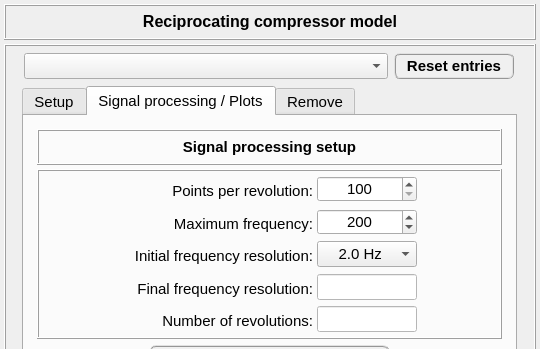
Above: data/user_input/ui_files/Model/Setup/Acoustic/compressor_model_input.ui from open-pulse/OpenPulse before the change; both pictures show x 0 to 540 and y 0 to 349 of the 540 by 720 pixel window. Below: the same form after it.
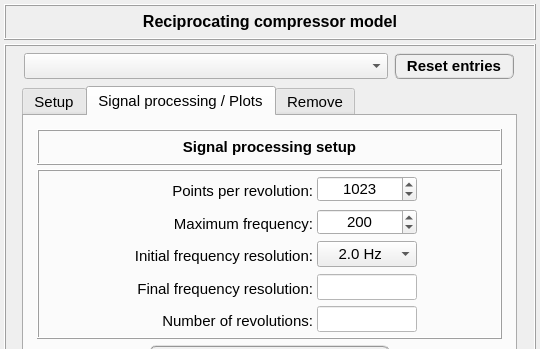
That is the form after the change. The open tabs and pages were chosen to show the change.

Diff of the .ui file:
```diff
--- a/data/user_input/ui_files/Model/Setup/Acoustic/compressor_model_input.ui
+++ b/data/user_input/ui_files/Model/Setup/Acoustic/compressor_model_input.ui
@@ -2100,7 +2100,7 @@
                    <set>Qt::AlignCenter</set>
                   </property>
                   <property name="minimum">
-                   <number>100</number>
+                   <number>60</number>
                   </property>
                   <property name="maximum">
                    <number>10000</number>
@@ -2109,7 +2109,7 @@
                    <number>100</number>
                   </property>
                   <property name="value">
-                   <number>100</number>
+                   <number>1023</number>
                   </property>
                  </widget>
                 </item>
```
Left out of the diff: 2 changed lines with no effect on the pictures.
